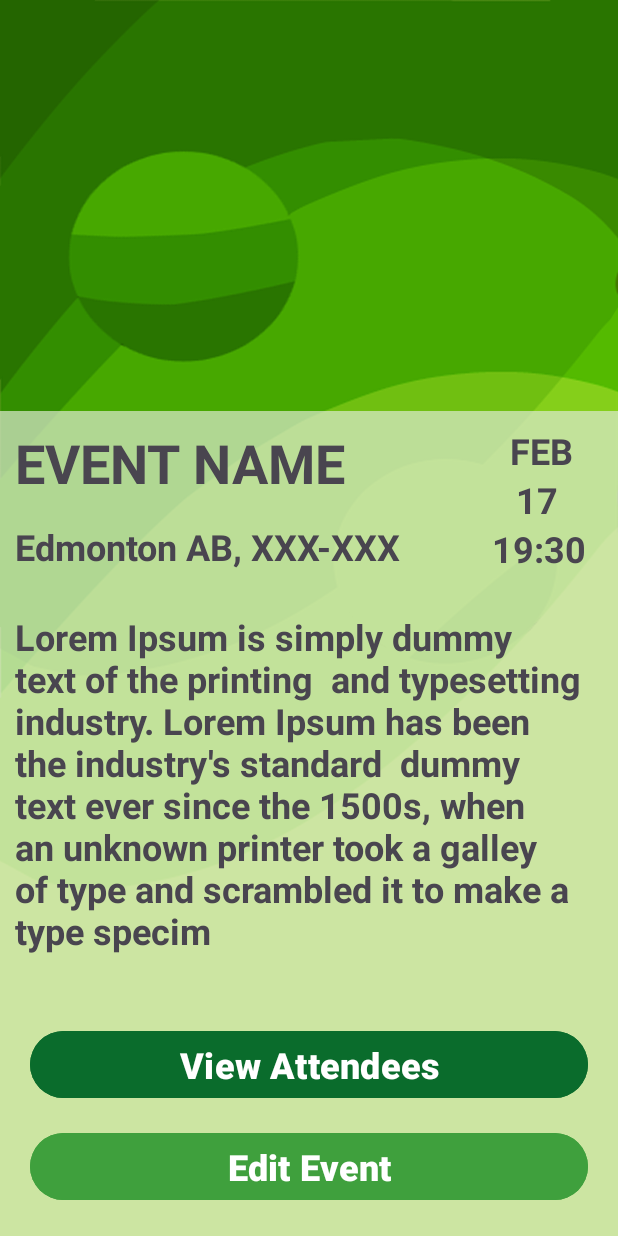
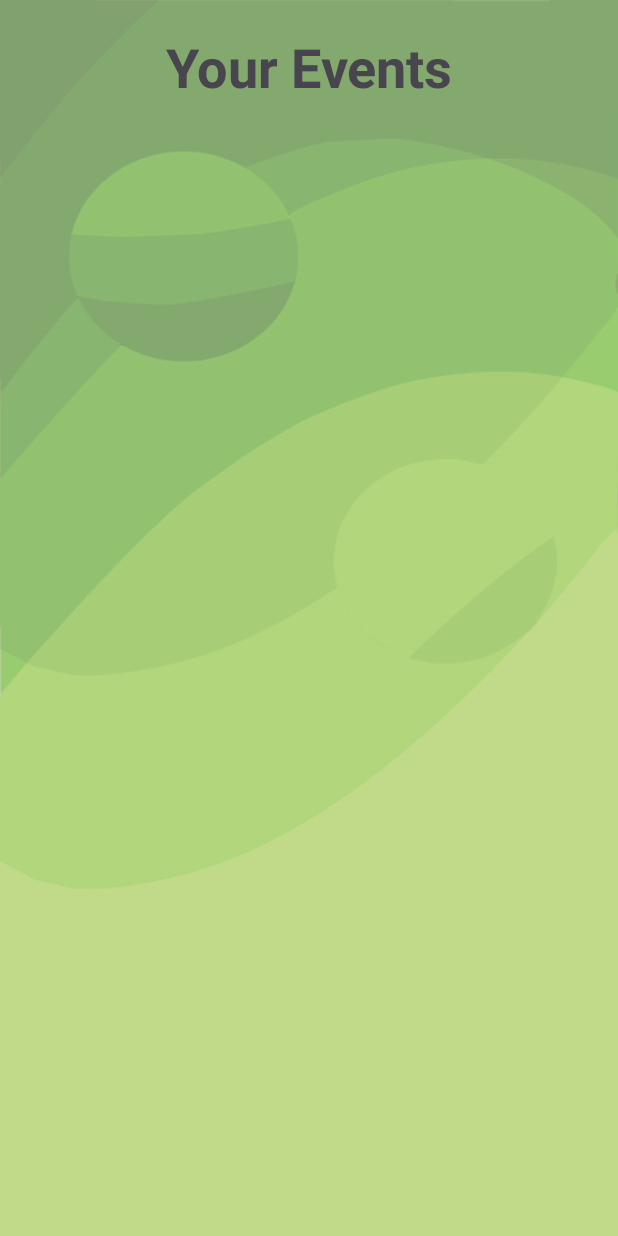
Before and after one commit to NathanThai2201/CollatzCheckIn, an Android app: the screen it shows after launch (MainActivity), on a phone screen of 412 x 824 dp. Run offline under Robolectric (Android 15) with nearby library versions, the phone set to English and light mode, and no system bars; our stand-ins replace Firebase (no records; nobody signed in at launch, a user with empty details on screens opened directly).

Commit message:
add view event list and dynamic event update from db

```diff
--- a/app/src/main/java/com/example/collatzcheckin/AttendeeListFragment.java
+++ b/app/src/main/java/com/example/collatzcheckin/AttendeeListFragment.java
@@ -12,6 +12,10 @@ import android.widget.Button;
 public class AttendeeListFragment extends Fragment {
 
     View view;
+    Event event;
+    public AttendeeListFragment(Event event) {
+        this.event = event;
+    }
     @Override
     public View onCreateView(LayoutInflater inflater, ViewGroup container,
                              Bundle savedInstanceState) {
@@ -20,7 +24,7 @@ public class AttendeeListFragment extends Fragment {
         backButton.setOnClickListener(new View.OnClickListener() {
             @Override
             public void onClick(View v) {
-                ((MainActivity)getActivity()).showEventView();
+                ((MainActivity)getActivity()).showEventView(event);
             }
         });
         return view;
--- a/app/src/main/java/com/example/collatzcheckin/Event.java
+++ b/app/src/main/java/com/example/collatzcheckin/Event.java
@@ -33,7 +33,7 @@ public class Event {
     }
 
     public String getEventDate() {
-       return eventDate;
+        return this.eventDate;
     }
 
     public void setEventDate(String eventDate) {
--- /dev/null
+++ b/app/src/main/java/com/example/collatzcheckin/EventArrayAdapter.java
@@ -0,0 +1,47 @@
+package com.example.collatzcheckin;
+
+import android.content.Context;
+import android.view.LayoutInflater;
+import android.view.View;
+import android.view.ViewGroup;
+import android.widget.ArrayAdapter;
+import android.widget.TextView;
+
+import androidx.annotation.NonNull;
+import androidx.annotation.Nullable;
+
+import java.util.ArrayList;
+
+public class EventArrayAdapter extends ArrayAdapter<Event> {
+    private ArrayList<Event> events;
+    private Context context;
+
+    public EventArrayAdapter(Context context, ArrayList<Event> events) {
+        super(context, 0, events);
+        this.events = events;
+        this.context = context;
+    }
+
+    @NonNull
+    @Override
+    public View getView(int position, @Nullable View convertView, @NonNull ViewGroup parent) {
+//        return super.getView(position, convertView, parent);
+        View view = convertView;
+
+        if(view == null){
+            view = LayoutInflater.from(context).inflate(R.layout.event_list_content, parent,false);
+        }
+
+        Event event = events.get(position);
+
+        TextView eventTitle = view.findViewById(R.id.event_list_title);
+        TextView eventDate = view.findViewById(R.id.event_list_date);
+
+        String[] wordList = event.getEventDate().split(" ");
+        String parsedString = wordList[1] + " " + wordList[2] + ", " + wordList[wordList.length - 1];
+
+        eventTitle.setText(event.getEventTitle());
+        eventDate.setText(parsedString);
+        return view;
+    }
+}
--- a/app/src/main/java/com/example/collatzcheckin/EventDB.java
+++ b/app/src/main/java/com/example/collatzcheckin/EventDB.java
@@ -15,7 +15,7 @@ import java.util.Map;
 
 public class EventDB {
     private EventDBConnector eventDB;
-    private CollectionReference eventRef;
+    public CollectionReference eventRef;
 
     public EventDB() {
         this.eventDB = new EventDBConnector();
--- /dev/null
+++ b/app/src/main/java/com/example/collatzcheckin/EventListFragment.java
@@ -0,0 +1,90 @@
+package com.example.collatzcheckin;
+
+import android.os.Bundle;
+
+import androidx.annotation.Nullable;
+import androidx.fragment.app.Fragment;
+
+import android.util.Log;
+import android.view.LayoutInflater;
+import android.view.View;
+import android.view.ViewGroup;
+import android.widget.AdapterView;
+import android.widget.ArrayAdapter;
+import android.widget.ListView;
+
+import com.google.firebase.firestore.EventListener;
+import com.google.firebase.firestore.FirebaseFirestoreException;
+import com.google.firebase.firestore.QueryDocumentSnapshot;
+import com.google.firebase.firestore.QuerySnapshot;
+
+import java.util.ArrayList;
+
+
+public class EventListFragment extends Fragment {
+    ListView eventList;
+    ArrayAdapter<Event> eventArrayAdapter;
+    ArrayList<Event> eventDataList;
+    private View view;
+    EventDB db;
+
+    @Override
+    public View onCreateView(LayoutInflater inflater, ViewGroup container,
+                             Bundle savedInstanceState) {
+        view = inflater.inflate(R.layout.fragment_event_list, container, false);
+        db = new EventDB();
+
+        eventList = view.findViewById(R.id.event_list_view);
+        eventDataList = new ArrayList<>();
+        eventArrayAdapter = new EventArrayAdapter(getContext(), eventDataList);
+        eventList.setAdapter(eventArrayAdapter);
+
+        db.eventRef.addSnapshotListener(new EventListener<QuerySnapshot>() {
+            @Override
+            public void onEvent(@Nullable QuerySnapshot querySnapshots, @Nullable FirebaseFirestoreException error) {
+                if (error != null) {
+                    Log.e("Firestore", error.toString());
+                    return;
+                }
+                if (querySnapshots != null) {
+                    eventDataList.clear();
+                    for (QueryDocumentSnapshot doc : querySnapshots) {
+                        String eventTitle = doc.getId();
+                        Organizer eventOrganizer = new Organizer(doc.getString("Event Organizer"));
+                        String eventDate = doc.getString("Event Date");
+                        String eventDescription = doc.getString("Event Description");
+                        String eventPoster = doc.getString("Event Poster");
+                        String memberLimit = doc.getString("Member Limit");
+
+                        eventDataList.add(new Event(eventTitle, eventOrganizer, eventDate, eventDescription, eventPoster, Integer.parseInt(memberLimit)));
+                    }
+
+                    eventArrayAdapter.notifyDataSetChanged();
+                }
+            }
+        });
+
+        eventList.setOnItemClickListener(new AdapterView.OnItemClickListener()
+        {
+            @Override
+            public void onItemClick(AdapterView<?> adapter, View v, int position,
+                                    long arg3)
+            {
+
+                Event event = (Event)adapter.getItemAtPosition(position);
+                ((MainActivity)getActivity()).showEventView(event);
+                // assuming string and if you want to get the value on click of list item
+                // do what you intend to do on click of listview row
+            }
+        });
+
+
+
+
+
+
+
+
+        return view;
+    }
+}
--- a/app/src/main/java/com/example/collatzcheckin/MainActivity.java
+++ b/app/src/main/java/com/example/collatzcheckin/MainActivity.java
@@ -1,5 +1,6 @@
 package com.example.collatzcheckin;
 
+import androidx.annotation.Nullable;
 import androidx.appcompat.app.AppCompatActivity;
 import androidx.fragment.app.Fragment;
 import androidx.fragment.app.FragmentManager;
@@ -7,22 +8,31 @@ import androidx.fragment.app.FragmentTransaction;
 
 import android.os.Bundle;
 import android.util.Log;
+import android.widget.ArrayAdapter;
 import android.widget.Button;
+
+import com.google.firebase.firestore.EventListener;
+import com.google.firebase.firestore.FirebaseFirestoreException;
+import com.google.firebase.firestore.QueryDocumentSnapshot;
+import com.google.firebase.firestore.QuerySnapshot;
 
 import java.time.LocalDate;
 import java.time.LocalDateTime;
+import java.util.ArrayList;
 import java.util.Calendar;
 import java.util.Date;
 
 public class MainActivity extends AppCompatActivity {
     private Button viewAttendeeButton;
-
+    private ArrayList<String> data;
+    EventDB db = new EventDB();
     @Override
     protected void onCreate(Bundle savedInstanceState) {
         super.onCreate(savedInstanceState);
         setContentView(R.layout.event_view_organizer);
-        showEventView();
+        showEventList();
 
+        ArrayAdapter<Event> eventArrayAdapter = new EventArrayAdapter(this, new ArrayList<Event>());
 
 //        Event e = new Event("Main", new Organizer("Michael Carey"), Calendar.getInstance().getTime().toString(),"Test event", "URL", 22);
 //        EventDB eventDB = new EventDB();
@@ -31,16 +41,22 @@ public class MainActivity extends AppCompatActivity {
 
     }
 
-    public void showAttendeeList() {
+    public void showAttendeeList(Event e) {
         getSupportFragmentManager().beginTransaction()
-                .replace(R.id.event_frame_view, new AttendeeListFragment())
+                .replace(R.id.event_frame_view, new AttendeeListFragment(e))
+                .addToBackStack(null)
+                .commit();
+    }
+    public void showEventList() {
+        getSupportFragmentManager().beginTransaction()
+                .replace(R.id.event_frame_view, new EventListFragment())
                 .addToBackStack(null)
                 .commit();
     }
 
-    public void showEventView() {
+    public void showEventView(Event e) {
         getSupportFragmentManager().beginTransaction()
-                .replace(R.id.event_frame_view, new EventViewFragment())
+                .replace(R.id.event_frame_view, new EventViewFragment(e))
                 .addToBackStack(null)
                 .commit();
     }
--- /dev/null
+++ b/app/src/main/res/layout/fragment_event_list.xml
@@ -0,0 +1,46 @@
+<?xml version="1.0" encoding="utf-8"?>
+<FrameLayout xmlns:android="http://schemas.android.com/apk/res/android"
+    xmlns:app="http://schemas.android.com/apk/res-auto"
+    xmlns:tools="http://schemas.android.com/tools"
+    android:id="@+id/event_list"
+    android:layout_width="match_parent"
+    android:layout_height="match_parent"
+    android:background="@color/grey"
+    tools:context=".EventListFragment">
+
+    <androidx.constraintlayout.widget.ConstraintLayout
+        android:layout_width="match_parent"
+        android:layout_height="match_parent">
+
+        <androidx.constraintlayout.widget.ConstraintLayout
+            android:id="@+id/constraintLayout5"
+            android:layout_width="match_parent"
+            android:layout_height="0dp"
+            app:layout_constraintTop_toTopOf="parent">
+
+            <TextView
+                android:id="@+id/textView7"
+                android:layout_width="wrap_content"
+                android:layout_height="wrap_content"
+                android:layout_marginTop="20dp"
+                android:text="Your Events"
+                android:textSize="36sp"
+                android:textStyle="bold"
+                app:layout_constraintEnd_toEndOf="parent"
+                app:layout_constraintStart_toStartOf="parent"
+                app:layout_constraintTop_toTopOf="parent" />
+        </androidx.constraintlayout.widget.ConstraintLayout>
+
+        <ListView
+            android:id="@+id/event_list_view"
+            android:layout_width="0dp"
+            android:layout_height="0dp"
+            app:layout_constraintBottom_toBottomOf="parent"
+            app:layout_constraintEnd_toEndOf="parent"
+            app:layout_constraintStart_toStartOf="parent"
+            app:layout_constraintTop_toBottomOf="@+id/constraintLayout5">
+
+        </ListView>
+    </androidx.constraintlayout.widget.ConstraintLayout>
+
+</FrameLayout>
--- a/app/src/main/res/layout/fragment_event_view.xml
+++ b/app/src/main/res/layout/fragment_event_view.xml
@@ -29,7 +29,7 @@
         app:layout_constraintStart_toStartOf="parent">
 
         <TextView
-            android:id="@+id/event_name"
+            android:id="@+id/event_title"
             android:layout_width="232dp"
             android:layout_height="wrap_content"
             android:layout_marginStart="10dp"
@@ -46,12 +46,11 @@
             android:layout_width="wrap_content"
             android:layout_height="wrap_content"
             android:layout_marginStart="10dp"
-            android:layout_marginTop="15dp"
             android:text="Edmonton AB, XXX-XXX"
             android:textSize="24sp"
             android:textStyle="bold"
             app:layout_constraintStart_toStartOf="parent"
-            app:layout_constraintTop_toBottomOf="@+id/event_name">
+            app:layout_constraintTop_toBottomOf="@+id/event_title">
 
         </TextView>
 
@@ -127,10 +126,10 @@
             android:layout_marginStart="20dp"
             android:layout_marginEnd="20dp"
             android:layout_marginBottom="15dp"
+            android:backgroundTint="@color/primary_button"
             android:text="View Attendees"
             android:textSize="24sp"
             android:textStyle="bold"
-            android:backgroundTint="@color/primary_button"
             app:layout_constraintBottom_toTopOf="@+id/edit_event"
             app:layout_constraintEnd_toEndOf="parent"
             app:layout_constraintStart_toStartOf="parent" />
@@ -142,10 +141,10 @@
             android:layout_marginStart="20dp"
             android:layout_marginEnd="20dp"
             android:layout_marginBottom="20dp"
+            android:backgroundTint="@color/secondary_button"
             android:text="Edit Event"
             android:textSize="24sp"
             android:textStyle="bold"
-            android:backgroundTint="@color/secondary_button"
             app:layout_constraintBottom_toBottomOf="parent"
             app:layout_constraintEnd_toEndOf="parent"
             app:layout_constraintStart_toStartOf="parent" />
```
Also changed, not shown: app/src/main/java/com/example/collatzcheckin/EventViewFragment.java (+43 -16 lines), app/src/main/res/drawable/event_list_background.xml (added, +7 -0 lines), app/src/main/res/layout/event_list_content.xml (added, +52 -0 lines).
